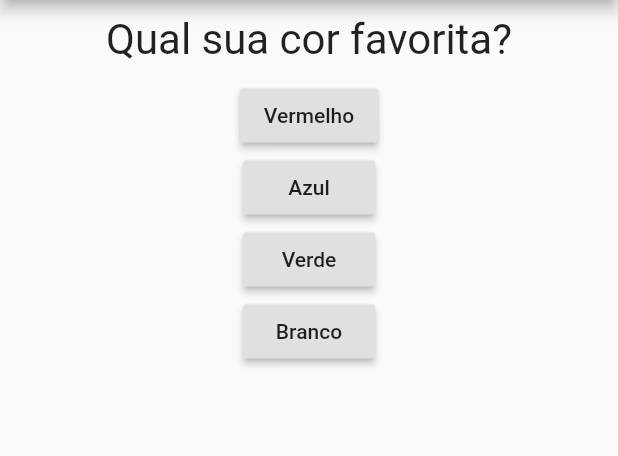
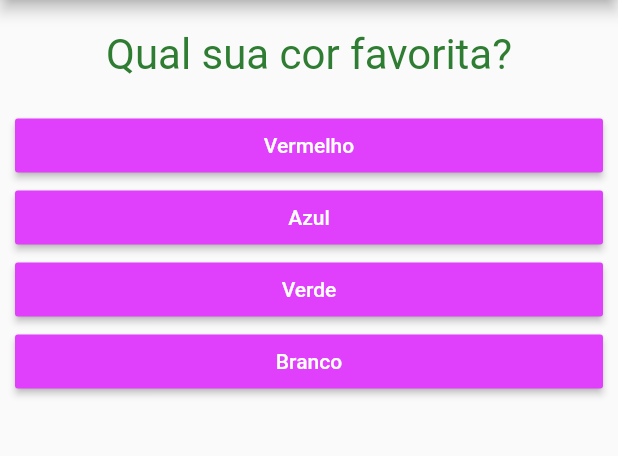
Before and after one commit to brandaoti/flutter-perguntas-resposta-app, a Flutter app: the screen it shows after launch, on a phone screen of 412 x 824 dp, the part 84-540 px from its top. Run offline on Flutter 3.47's test engine with Material 2 defaults, Android fonts, the phone set to English and light mode, and no system bars.

Commit message:
Atualizado estrutura dos botoes e texto, cores etc.

```diff
--- a/lib/perguntas.dart
+++ b/lib/perguntas.dart
@@ -10,28 +10,28 @@ class PerguntasAppState extends State<PerguntasApp> {
     {
       'pergunta': 'Qual sua cor favorita?',
       'respostas': [
-        {'respValue': 'Vermelho', 'value': 8},
-        {'respValue': 'Azul', 'value': 6},
-        {'respValue': 'Verde', 'value': 4},
-        {'respValue': 'Branco', 'value': 2},
+        {'respValue': 'Vermelho', 'value': 6},
+        {'respValue': 'Azul', 'value': 4},
+        {'respValue': 'Verde', 'value': 2},
+        {'respValue': 'Branco', 'value': 1},
       ]
     },
     {
       'pergunta': 'Qual sua comida favorita?',
       'respostas': [
-        {'respValue': 'Arroz', 'value': 8},
-        {'respValue': 'Feijão', 'value': 6},
-        {'respValue': 'Macarrão', 'value': 4},
-        {'respValue': 'Cuscuz', 'value': 2},
+        {'respValue': 'Arroz', 'value': 6},
+        {'respValue': 'Feijão', 'value': 4},
+        {'respValue': 'Macarrão', 'value': 2},
+        {'respValue': 'Cuscuz', 'value': 1},
       ]
     },
     {
       'pergunta': 'Qual sua musica favorita?',
       'respostas': [
-        {'respValue': 'Gospel', 'value': 8},
-        {'respValue': 'Romantica', 'value': 6},
-        {'respValue': 'Sertanejo', 'value': 4},
-        {'respValue': 'Pop', 'value': 2},
+        {'respValue': 'Gospel', 'value': 6},
+        {'respValue': 'Romantica', 'value': 4},
+        {'respValue': 'Sertanejo', 'value': 2},
+        {'respValue': 'Pop', 'value': 1},
       ]
     }
   ];
@@ -43,6 +43,8 @@ class PerguntasAppState extends State<PerguntasApp> {
         _perguntaSelecionada++;
         _pontuacaoFinal += pontos;
       });
+      print(_pontuacaoFinal);
+      print(pontos);
     }
   }
 
--- a/lib/questao.dart
+++ b/lib/questao.dart
@@ -12,10 +12,12 @@ class Questao extends StatelessWidget {
     // implement build Questão
     return Container(
       width: double.infinity,
-      margin: EdgeInsets.all(10),
+      margin: EdgeInsets.all(20),
       child: Text(
         questao,
-        style: TextStyle(fontSize: 28),
+        style: TextStyle(fontSize: 28,
+        color: Colors.green[800]
+        ),
         textAlign: TextAlign.center,
       ),
     );
--- a/lib/resposta.dart
+++ b/lib/resposta.dart
@@ -12,9 +12,15 @@ class Resposta extends StatelessWidget {
   @override
   Widget build(BuildContext context) {
     // implement build RaisedButton,
-    return RaisedButton(
-      child: Text(resposta),
-      onPressed: responder,
+    return Container(
+      width: double.infinity,
+      margin: EdgeInsets.only(left: 10, right: 10),
+      child: RaisedButton(
+        onPressed: responder,
+        child: Text(resposta),
+        textColor: Colors.white,
+        color: Theme.of(context).primaryColor,
+      ),
     );
   }
 }
```
Also changed, not shown: lib/resultado.dart (+9 -9 lines).
